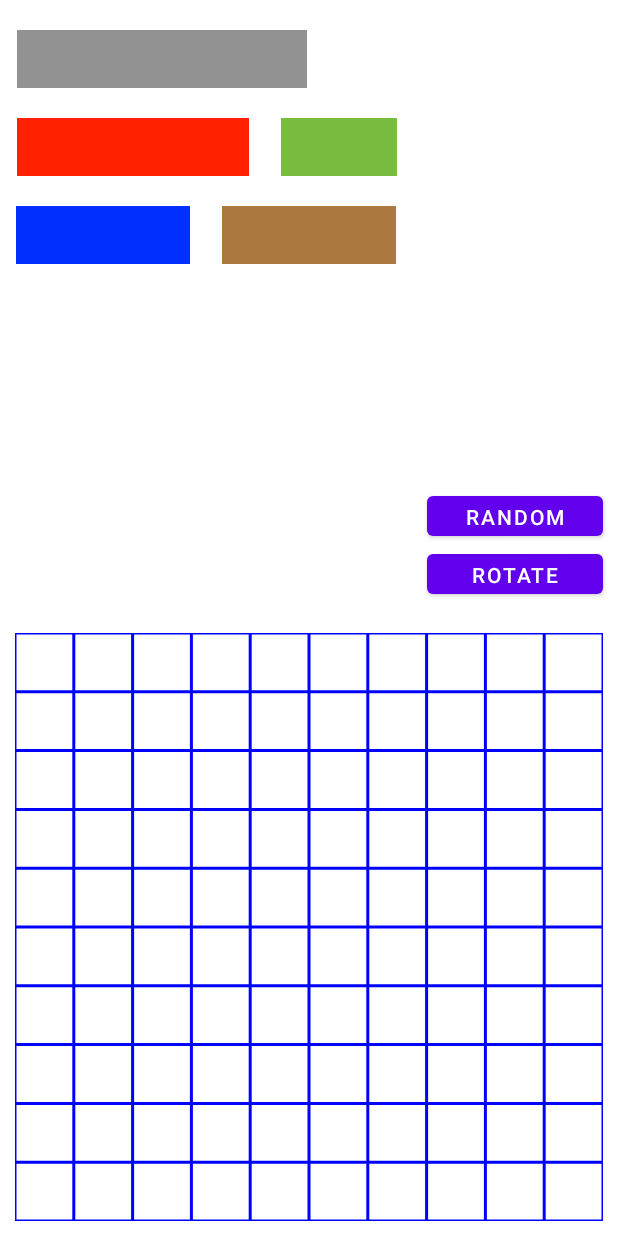
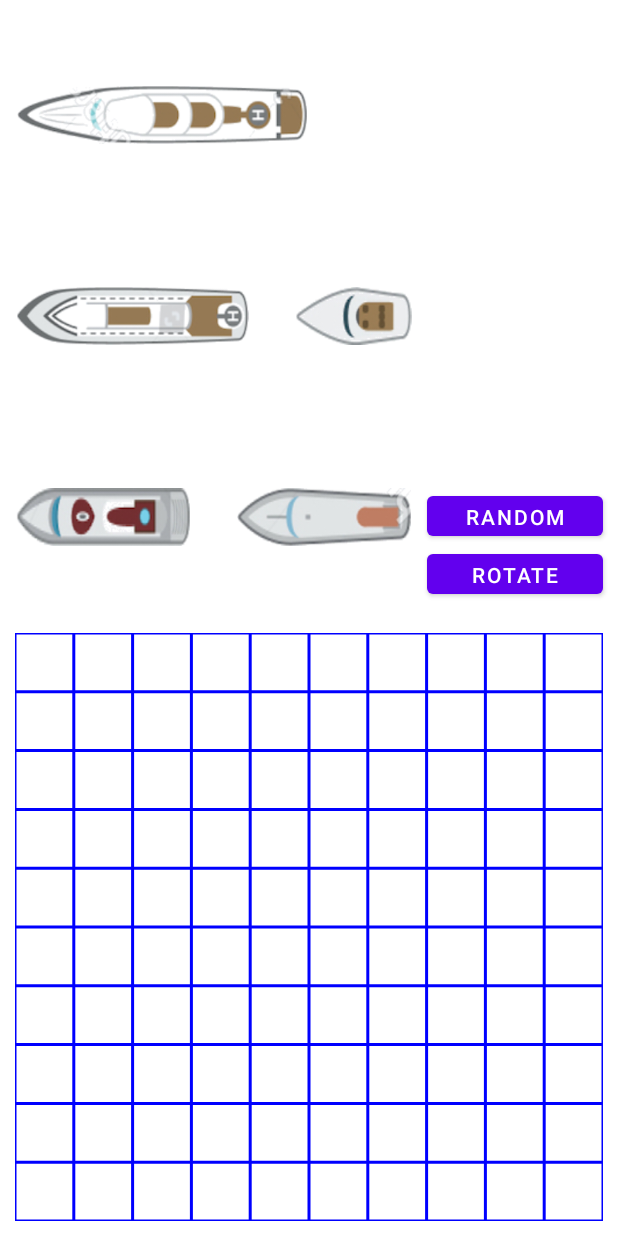
Before and after one commit to jackmelvin/battleship2, an Android app: the PlaceShipActivity screen opened directly, with no data from a screen before it, on a phone screen of 412 x 824 dp. Run offline under Robolectric (Android 15) with nearby library versions, the phone set to English and light mode, and no system bars.

Commit message:
updated ship images

```diff
--- a/app/src/main/java/com/jm/battleship/BoardView.java
+++ b/app/src/main/java/com/jm/battleship/BoardView.java
@@ -7,9 +7,6 @@ import android.graphics.Canvas;
 import android.graphics.Color;
 import android.graphics.Paint;
 import android.util.AttributeSet;
-import android.view.MotionEvent;
-import android.view.View;
-import android.widget.LinearLayout;
 import android.widget.RelativeLayout;
 
 import java.util.ArrayList;
--- a/app/src/main/res/layout/activity_place_ship.xml
+++ b/app/src/main/res/layout/activity_place_ship.xml
@@ -9,70 +9,77 @@
 
     <LinearLayout
         android:id="@+id/ll_ships"
-        android:layout_width="wrap_content"
+        android:layout_width="0dp"
         android:layout_height="0dp"
         android:layout_margin="10dp"
         android:orientation="vertical"
         app:layout_constraintStart_toStartOf="parent"
-        app:layout_constraintTop_toTopOf="parent">
+        app:layout_constraintTop_toTopOf="parent"
+        app:layout_constraintEnd_toStartOf="@id/bt_random"
+        app:layout_constraintBottom_toTopOf="@id/board">
 
-        <ImageView
-            android:id="@+id/iv_carrier"
-            android:layout_width="0dp"
+        <RelativeLayout
+            android:layout_width="match_parent"
             android:layout_height="0dp"
-            android:layout_marginTop="10dp"
-            android:layout_marginBottom="10dp"
-            android:src="@drawable/ship_carrier_00" />
+            android:layout_weight="1">
 
-        <LinearLayout
-            android:layout_width="wrap_content"
-            android:layout_height="wrap_content"
-            android:layout_marginTop="10dp"
-            android:layout_marginBottom="10dp"
+            <ImageView
+                android:id="@+id/iv_carrier"
+                android:layout_width="wrap_content"
+                android:layout_height="wrap_content"
+                android:layout_centerVertical="true"
+                android:layout_alignParentStart="true"
+                android:src="@drawable/ship_carrier_00" />
+
+        </RelativeLayout>
+
+        <RelativeLayout
+            android:layout_width="match_parent"
+            android:layout_height="0dp"
+            android:layout_weight="1"
             android:orientation="horizontal">
 
             <ImageView
                 android:id="@+id/iv_battleship"
-                android:layout_width="0dp"
-                android:layout_height="0dp"
-                android:layout_marginRight="10dp"
-                android:layout_marginEnd="10dp"
+                android:layout_width="wrap_content"
+                android:layout_height="wrap_content"
+                android:layout_centerVertical="true"
+                android:layout_alignParentStart="true"
                 android:src="@drawable/ship_battleship_00" />
 
             <ImageView
                 android:id="@+id/iv_destroyer"
-                android:layout_width="0dp"
-                android:layout_height="0dp"
-                android:layout_marginStart="10dp"
-                android:layout_marginLeft="10dp"
+                android:layout_width="wrap_content"
+                android:layout_height="wrap_content"
+                android:layout_centerVertical="true"
+                android:layout_alignParentEnd="true"
                 android:src="@drawable/ship_destroyer_00"/>
 
-        </LinearLayout>
+        </RelativeLayout>
 
-        <LinearLayout
-            android:layout_width="wrap_content"
-            android:layout_height="wrap_content"
-            android:layout_marginTop="10dp"
-            android:layout_marginBottom="10dp"
+        <RelativeLayout
+            android:layout_width="match_parent"
+            android:layout_height="0dp"
+            android:layout_weight="1"
             android:orientation="horizontal">
 
             <ImageView
                 android:id="@+id/iv_cruiser"
-                android:layout_width="0dp"
-                android:layout_height="0dp"
-                android:layout_marginRight="10dp"
-                android:layout_marginEnd="10dp"
+                android:layout_width="wrap_content"
+                android:layout_height="wrap_content"
+                android:layout_centerVertical="true"
+                android:layout_alignParentStart="true"
                 android:src="@drawable/ship_cruiser_00" />
 
             <ImageView
                 android:id="@+id/iv_submarine"
-                android:layout_width="0dp"
-                android:layout_height="0dp"
-                android:layout_marginStart="10dp"
-                android:layout_marginLeft="10dp"
+                android:layout_width="wrap_content"
+                android:layout_height="wrap_content"
+                android:layout_centerVertical="true"
+                android:layout_alignParentEnd="true"
                 android:src="@drawable/ship_submarine_00"/>
 
-        </LinearLayout>
+        </RelativeLayout>
 
     </LinearLayout>
 
```
Also changed, not shown: app/src/main/res/drawable/ship_battleship_00.png, app/src/main/res/drawable/ship_battleship_01.png, app/src/main/res/drawable/ship_carrier_00.png, app/src/main/res/drawable/ship_carrier_01.png, app/src/main/res/drawable/ship_cruiser_00.png, app/src/main/res/drawable/ship_cruiser_01.png, app/src/main/res/drawable/ship_destroyer_00.png, app/src/main/res/drawable/ship_destroyer_01.png, app/src/main/res/drawable/ship_submarine_00.png, app/src/main/res/drawable/ship_submarine_01.png.
